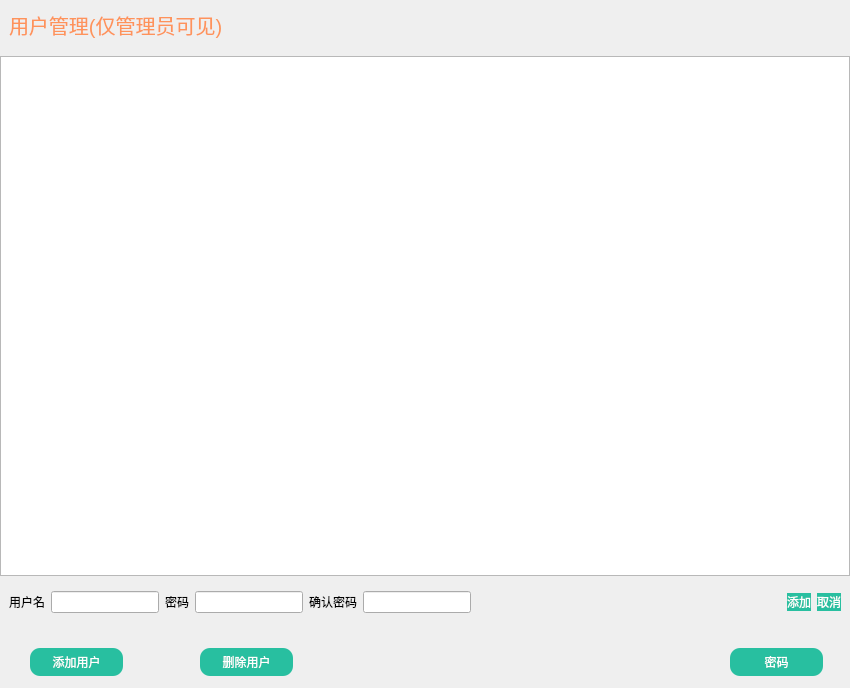
Above: page_super.ui from CodePupil-min/eems before the change. Below: the same form after it.
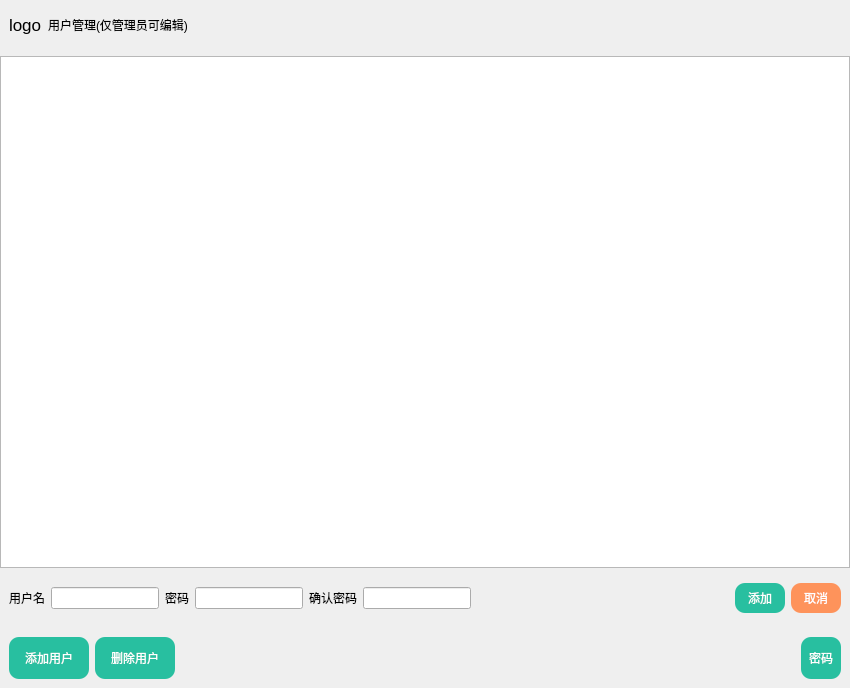
That is the form after the change.

Patch:
```diff
--- a/page_super.ui
+++ b/page_super.ui
@@ -135,15 +135,21 @@
       <item>
        <widget class="QPushButton" name="sureadd">
         <property name="sizePolicy">
-         <sizepolicy hsizetype="Minimum" vsizetype="Fixed">
+         <sizepolicy hsizetype="Expanding" vsizetype="Minimum">
           <horstretch>0</horstretch>
           <verstretch>0</verstretch>
          </sizepolicy>
         </property>
+        <property name="minimumSize">
+         <size>
+          <width>0</width>
+          <height>30</height>
+         </size>
+        </property>
         <property name="maximumSize">
          <size>
           <width>50</width>
-          <height>16777215</height>
+          <height>40</height>
          </size>
         </property>
         <property name="text">
@@ -153,12 +159,35 @@
       </item>
       <item>
        <widget class="QPushButton" name="canceladd">
+        <property name="sizePolicy">
+         <sizepolicy hsizetype="Expanding" vsizetype="Minimum">
+          <horstretch>0</horstretch>
+          <verstretch>0</verstretch>
+         </sizepolicy>
+        </property>
+        <property name="minimumSize">
+         <size>
+          <width>0</width>
+          <height>30</height>
+         </size>
+        </property>
         <property name="maximumSize">
          <size>
           <width>50</width>
-          <height>16777215</height>
+          <height>40</height>
          </size>
         </property>
+        <property name="styleSheet">
+         <string notr="true">#canceladd{
+background-color: #FE935B
+}
+#canceladd:hover{
+	background-color: rgb(255, 173, 130);
+}
+#canceladd:pressed{
+	background-color: rgb(222, 106, 45);
+}</string>
+        </property>
         <property name="text">
          <string>取消</string>
         </property>
@@ -175,16 +204,32 @@
        <height>50</height>
       </size>
      </property>
-     <layout class="QVBoxLayout" name="verticalLayout">
+     <layout class="QHBoxLayout" name="horizontalLayout_3">
+      <item>
+       <widget class="QLabel" name="logo">
+        <property name="sizePolicy">
+         <sizepolicy hsizetype="Fixed" vsizetype="Preferred">
+          <horstretch>0</horstretch>
+          <verstretch>0</verstretch>
+         </sizepolicy>
+        </property>
+        <property name="styleSheet">
+         <string notr="true">font:13pt;</string>
+        </property>
+        <property name="text">
+         <string>logo</string>
+        </property>
+       </widget>
+      </item>
       <item>
        <widget class="QLabel" name="title">
         <property name="styleSheet">
-         <string notr="true">color: #FE935B;
-font: 15pt;
+         <string notr="true">font: 75 16pt &quot;黑体&quot;;
+
 </string>
         </property>
         <property name="text">
-         <string>用户管理(仅管理员可见)</string>
+         <string>用户管理(仅管理员可编辑)</string>
         </property>
        </widget>
       </item>
@@ -215,51 +260,90 @@
    </item>
    <item row="3" column="0">
     <widget class="QWidget" name="widget" native="true">
+     <property name="sizePolicy">
+      <sizepolicy hsizetype="Preferred" vsizetype="Preferred">
+       <horstretch>0</horstretch>
+       <verstretch>0</verstretch>
+      </sizepolicy>
+     </property>
      <property name="minimumSize">
       <size>
        <width>0</width>
        <height>60</height>
       </size>
      </property>
+     <layout class="QHBoxLayout" name="horizontalLayout_2">
+      <item>
      <widget class="QPushButton" name="adduserbtn">
-      <property name="geometry">
-       <rect>
-        <x>30</x>
-        <y>20</y>
-        <width>93</width>
-        <height>28</height>
-       </rect>
+        <property name="sizePolicy">
+         <sizepolicy hsizetype="Expanding" vsizetype="Preferred">
+          <horstretch>0</horstretch>
+          <verstretch>0</verstretch>
+         </sizepolicy>
+        </property>
+        <property name="maximumSize">
+         <size>
+          <width>80</width>
+          <height>16777215</height>
+         </size>
       </property>
       <property name="text">
        <string>添加用户</string>
       </property>
      </widget>
+      </item>
+      <item>
      <widget class="QPushButton" name="rmuserbtn">
-      <property name="geometry">
-       <rect>
-        <x>200</x>
-        <y>20</y>
-        <width>93</width>
-        <height>28</height>
-       </rect>
+        <property name="sizePolicy">
+         <sizepolicy hsizetype="Expanding" vsizetype="Preferred">
+          <horstretch>0</horstretch>
+          <verstretch>0</verstretch>
+         </sizepolicy>
+        </property>
+        <property name="maximumSize">
+         <size>
+          <width>80</width>
+          <height>16777215</height>
+         </size>
       </property>
       <property name="text">
        <string>删除用户</string>
       </property>
      </widget>
+      </item>
+      <item>
+       <spacer name="horizontalSpacer_2">
+        <property name="orientation">
+         <enum>Qt::Horizontal</enum>
+        </property>
+        <property name="sizeHint" stdset="0">
+         <size>
+          <width>40</width>
+          <height>20</height>
+         </size>
+        </property>
+       </spacer>
+      </item>
+      <item>
      <widget class="QPushButton" name="pwdvisbtn">
-      <property name="geometry">
-       <rect>
-        <x>730</x>
-        <y>20</y>
-        <width>93</width>
-        <height>28</height>
-       </rect>
+        <property name="sizePolicy">
+         <sizepolicy hsizetype="Expanding" vsizetype="Preferred">
+          <horstretch>0</horstretch>
+          <verstretch>0</verstretch>
+         </sizepolicy>
+        </property>
+        <property name="maximumSize">
+         <size>
+          <width>40</width>
+          <height>16777215</height>
+         </size>
       </property>
       <property name="text">
        <string>密码</string>
       </property>
      </widget>
+      </item>
+     </layout>
     </widget>
    </item>
   </layout>
```
Lines whose indentation alone changed are shown as unchanged.
